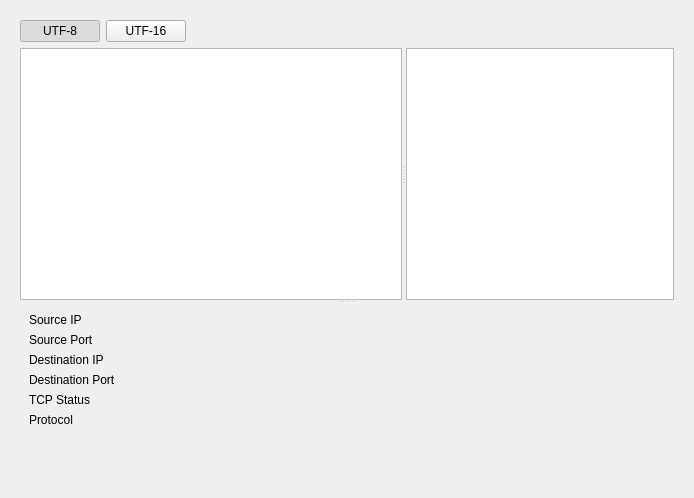
The window that connections_page.ui (kikz0rsk/FlowLab-Desktop) describes before a commit, drawn with Qt 5.
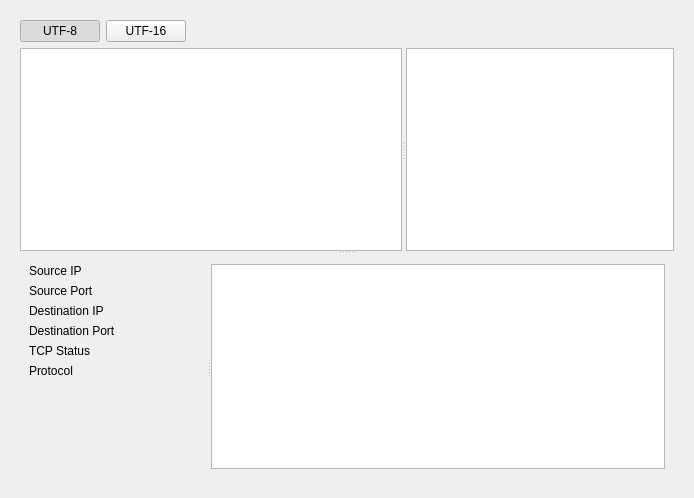
The same window after the commit.

Patch:
```diff
--- a/connections_page.ui
+++ b/connections_page.ui
@@ -109,9 +109,18 @@
             <verstretch>0</verstretch>
            </sizepolicy>
           </property>
+          <property name="editTriggers">
+           <set>QAbstractItemView::EditTrigger::NoEditTriggers</set>
+          </property>
+          <property name="alternatingRowColors">
+           <bool>true</bool>
+          </property>
           <property name="selectionBehavior">
            <enum>QAbstractItemView::SelectionBehavior::SelectRows</enum>
           </property>
+          <property name="sortingEnabled">
+           <bool>true</bool>
+          </property>
          </widget>
          <widget class="QTextEdit" name="connectionStream">
           <property name="sizePolicy">
@@ -143,7 +152,14 @@
            <verstretch>0</verstretch>
           </sizepolicy>
          </property>
-         <layout class="QFormLayout" name="formLayout_2">
+         <layout class="QVBoxLayout" name="verticalLayout_3">
+          <item>
+           <widget class="QSplitter" name="splitter">
+            <property name="orientation">
+             <enum>Qt::Orientation::Horizontal</enum>
+            </property>
+            <widget class="QWidget" name="formWidget" native="true">
+             <layout class="QFormLayout" name="formLayout_3">
           <item row="0" column="0">
            <widget class="QLabel" name="label_6">
             <property name="text">
@@ -226,6 +242,11 @@
             <property name="text">
              <string/>
             </property>
+               </widget>
+              </item>
+             </layout>
+            </widget>
+            <widget class="QPlainTextEdit" name="ndpiJson"/>
            </widget>
           </item>
          </layout>
```
Lines whose indentation alone changed are shown as unchanged.
